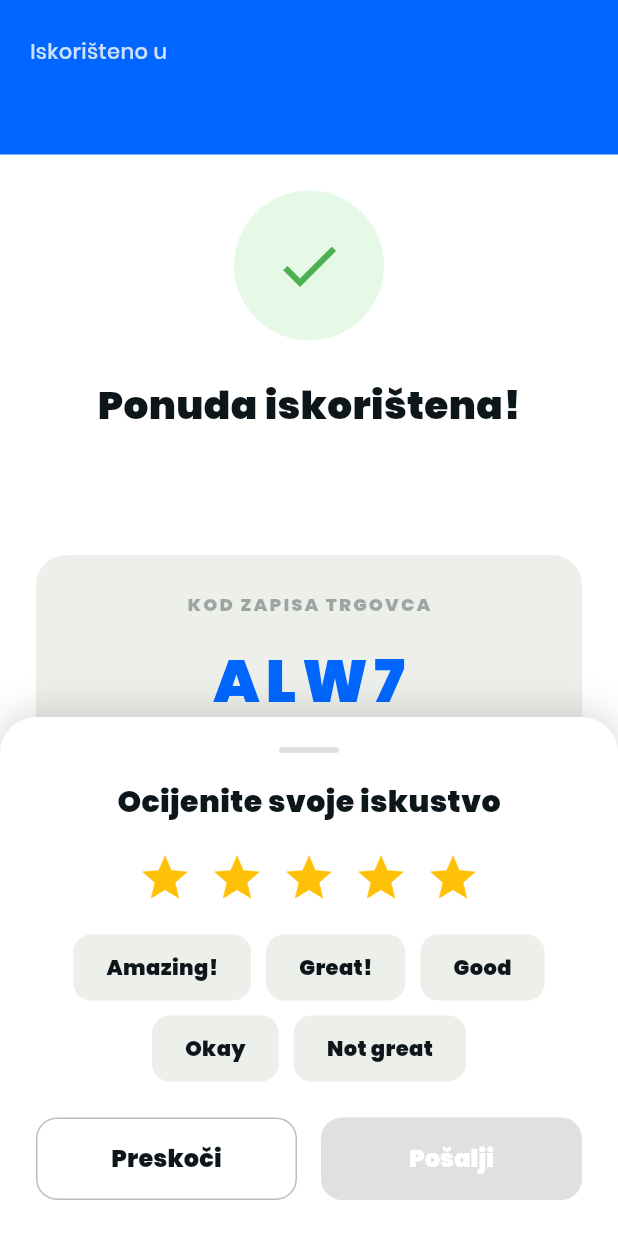
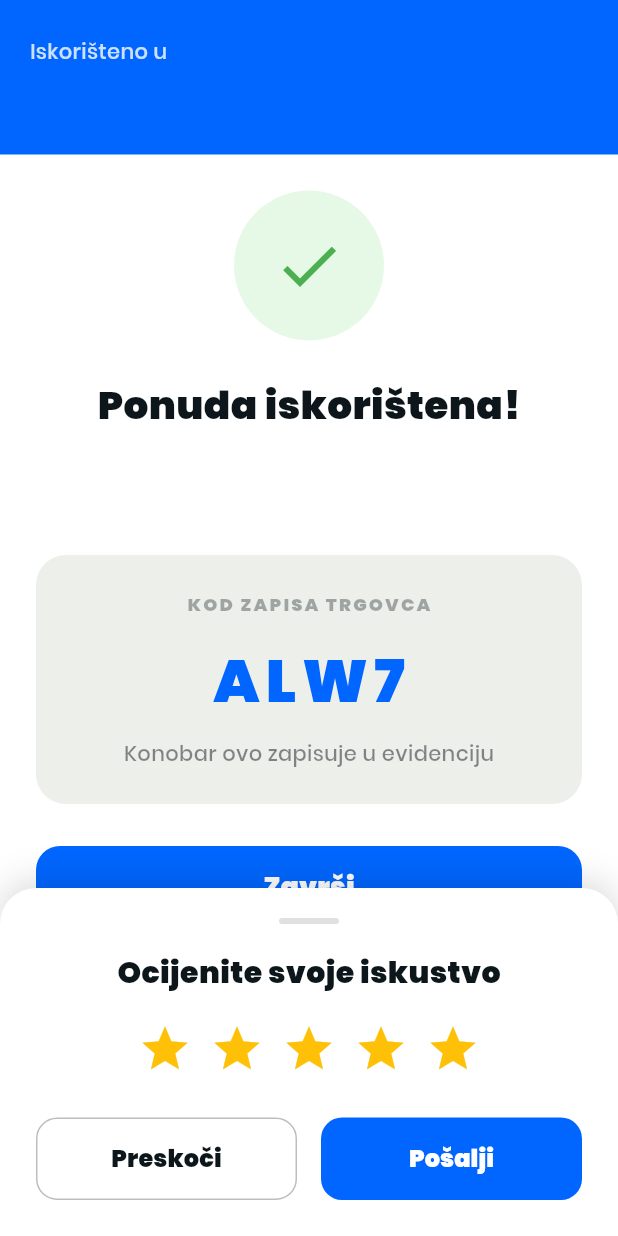
Before and after one commit to WAQASUMAR33/flutter_uzivaj, a Flutter app: the OfferRedeemedScreen screen opened directly with empty values, on a phone screen of 412 x 824 dp. Run offline on Flutter 3.47's test engine with Material 3 defaults, Android fonts, the phone set to English and light mode, and no system bars; our stand-ins replace cached_network_image, country_picker, firebase_auth, firebase_core, flutter_widget_from_html_core, font_awesome_flutter and 5 more; missing offline and left inert: flutter_stripe; accounts and stored records are empty.

Commit message:
Center logo in onboarding slide 1 and remove review chips in redemption screen

```diff
--- a/lib/screens/offer_redemption_screens.dart
+++ b/lib/screens/offer_redemption_screens.dart
@@ -364,22 +364,13 @@ class _OfferRedeemedScreenState extends State<OfferRedeemedScreen> {
   final UserStorageService _storage = UserStorageService();
   bool _showRatingModal = true;
   int _selectedRating = 5;
-  String? _selectedReview;
   bool _isSubmitting = false;
   bool _hasSubmitted = false;
   double? _updatedAvgRating;
   int? _updatedRatingCount;
 
-  static const List<String> _validReviews = [
-    'Amazing!',
-    'Great!',
-    'Good',
-    'Okay',
-    'Not great',
-  ];
-
   Future<void> _submitRating() async {
-    if (_selectedReview == null) return;
+    if (_selectedRating < 1) return;
 
     final customer = await _storage.getUser();
     if (customer == null) return;
@@ -393,7 +384,6 @@ class _OfferRedeemedScreenState extends State<OfferRedeemedScreen> {
         customerId: customerId,
         merchantId: widget.merchantId,
         rating: _selectedRating,
-        review: _selectedReview!,
       );
       setState(() {
         _hasSubmitted = true;
@@ -672,48 +662,7 @@ class _OfferRedeemedScreenState extends State<OfferRedeemedScreen> {
                     );
                   }),
                 ),
-                const SizedBox(height: 20),
-                Wrap(
-                  spacing: 10,
-                  runSpacing: 10,
-                  alignment: WrapAlignment.center,
-                  children: _validReviews.map((review) {
-                    final isSelected = _selectedReview == review;
-                    return GestureDetector(
-                      onTap: () => setState(() => _selectedReview = review),
-                      child: Container(
-                        padding: const EdgeInsets.symmetric(
-                          horizontal: 20,
-                          vertical: 10,
-                        ),
-                        decoration: BoxDecoration(
-                          color: isSelected
-                              ? Apptheme.bluecolor.withValues(alpha: 0.1)
-                              : Apptheme.offwhitecolor,
-                          border: Border.all(
-                            color: isSelected
-                                ? Apptheme.bluecolor
-                                : Colors.transparent,
-                            width: 2,
-                          ),
-                          borderRadius: BorderRadius.circular(12),
-                        ),
-                        child: Text(
-                          review,
-                          style: TextStyle(
-                            color: isSelected
-                                ? Apptheme.bluecolor
-                                : Apptheme.blackcolor,
-                            fontWeight: FontWeight.w600,
-                            fontFamily: 'Poppins',
-                            fontSize: 14,
-                          ),
-                        ),
-                      ),
-                    );
-                  }).toList(),
-                ),
-                const SizedBox(height: 24),
+                const SizedBox(height: 28),
                 Row(
                   children: [
                     Expanded(
@@ -740,7 +689,7 @@ class _OfferRedeemedScreenState extends State<OfferRedeemedScreen> {
                     const SizedBox(width: 16),
                     Expanded(
                       child: ElevatedButton(
-                        onPressed: _selectedReview == null || _isSubmitting
+                        onPressed: _selectedRating == 0 || _isSubmitting
                             ? null
                             : _submitRating,
                         style: ElevatedButton.styleFrom(
```
Also changed, not shown: lib/screens/onboarding_screen.dart (+7 -34 lines), lib/services/apiService.dart (+10 -7 lines).
